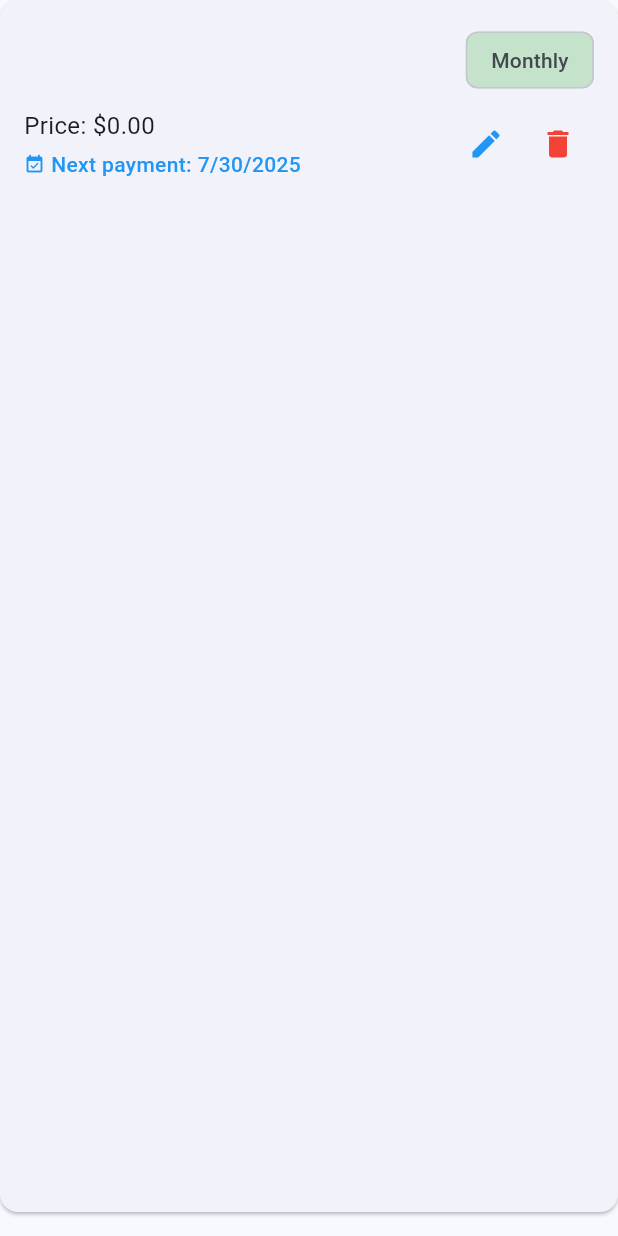
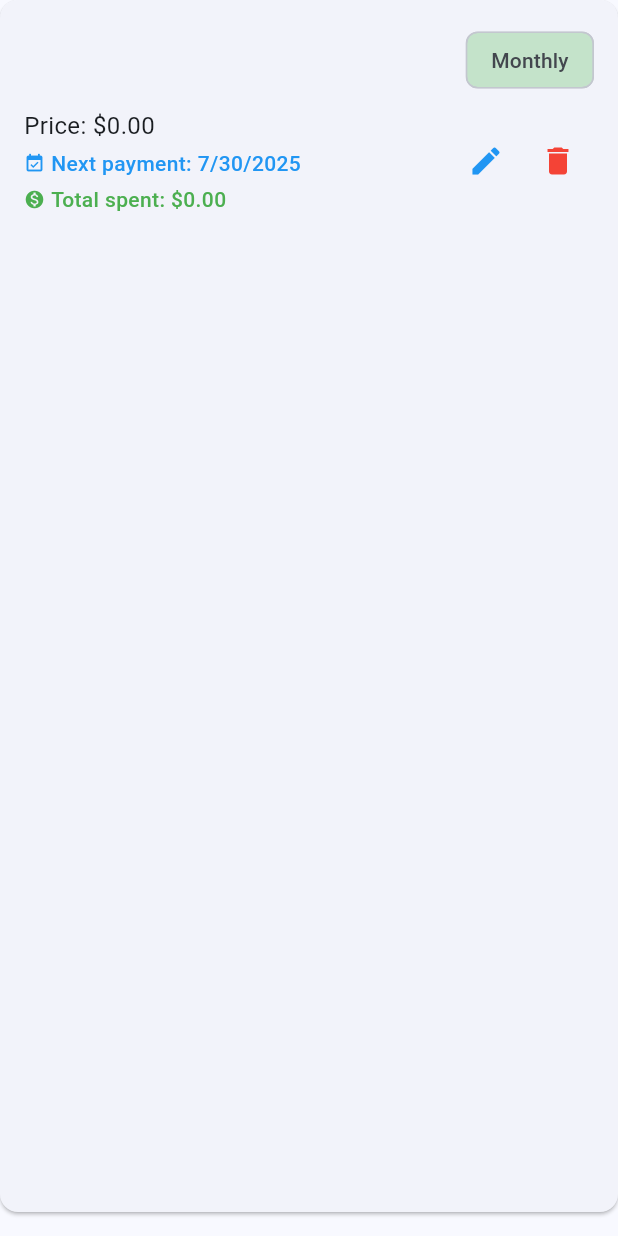
Before and after one commit to Mistribe/SubTracker, a Flutter app: the PaymentCard widget shown alone on an empty page, opened directly with empty values, on a phone screen of 412 x 824 dp. Run offline on Flutter 3.47's test engine with Material 3 defaults, Android fonts, the phone set to English and light mode, and no system bars.

Commit message:
Add total amount spent calculation and display for payments

```diff
--- a/mobile/lib/models/payment.dart
+++ b/mobile/lib/models/payment.dart
@@ -46,6 +46,34 @@ class Payment {
     return '${date.month}/${date.day}/${date.year}';
   }
 
+  // Calculate the total amount spent since the payment started
+  double get totalAmountSpent {
+    final now = DateTime.now();
+    final startDate = paymentDate;
+
+    if (isAnnual) {
+      // Calculate years passed (including partial years)
+      int yearsPassed = now.year - startDate.year;
+      if (now.month < startDate.month ||
+          (now.month == startDate.month && now.day < startDate.day)) {
+        yearsPassed--;
+      }
+      return yearsPassed > 0 ? price * yearsPassed : 0;
+    } else {
+      // Calculate months passed
+      int monthsPassed = (now.year - startDate.year) * 12 + now.month - startDate.month;
+      if (now.day < startDate.day) {
+        monthsPassed--;
+      }
+      return monthsPassed > 0 ? price * monthsPassed : 0;
+    }
+  }
+
+  // Format the total amount spent as a string
+  String get formattedTotalAmountSpent {
+    return '\$${totalAmountSpent.toStringAsFixed(2)}';
+  }
+
   // Create a copy of this payment with updated fields
   Payment copyWith({
     String? id,
--- a/mobile/lib/widgets/payment_list.dart
+++ b/mobile/lib/widgets/payment_list.dart
@@ -103,6 +103,21 @@ class PaymentCard extends StatelessWidget {
                         ),
                       ],
                     ),
+                    const SizedBox(height: 4),
+                    Row(
+                      children: [
+                        const Icon(Icons.monetization_on, size: 14, color: Colors.green),
+                        const SizedBox(width: 4),
+                        Text(
+                          'Total spent: ${payment.formattedTotalAmountSpent}',
+                          style: const TextStyle(
+                            fontSize: 14,
+                            fontWeight: FontWeight.w500,
+                            color: Colors.green,
+                          ),
+                        ),
+                      ],
+                    ),
                   ],
                 ),
                 Row(
```
Also changed, not shown: 1 other file.
